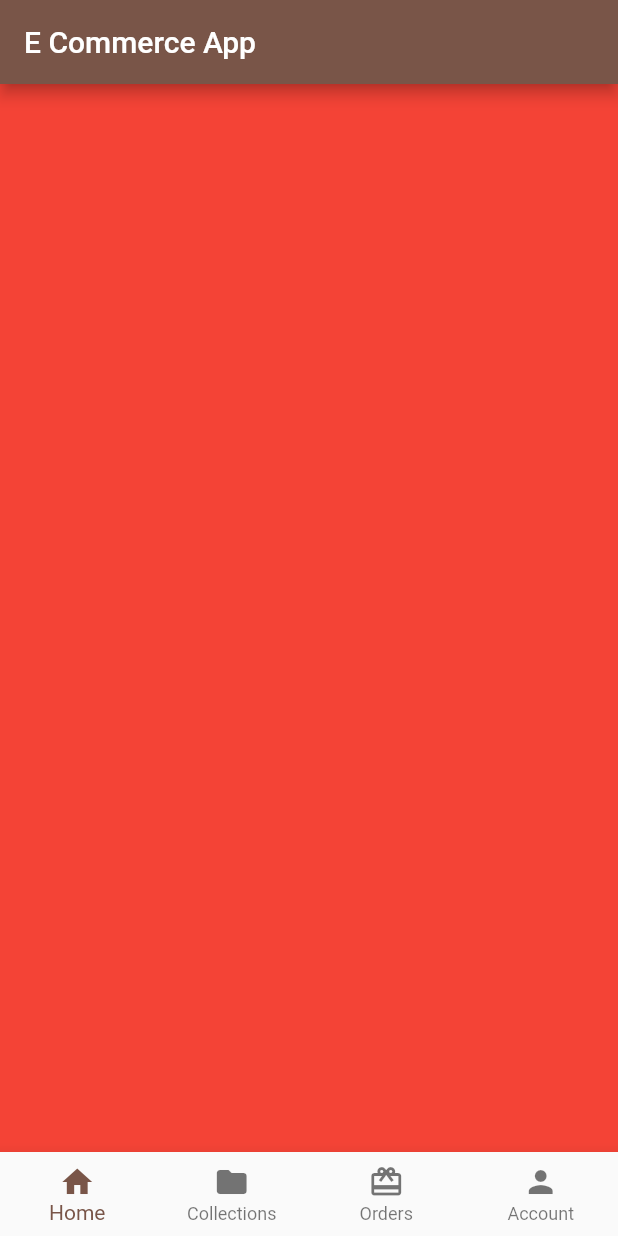
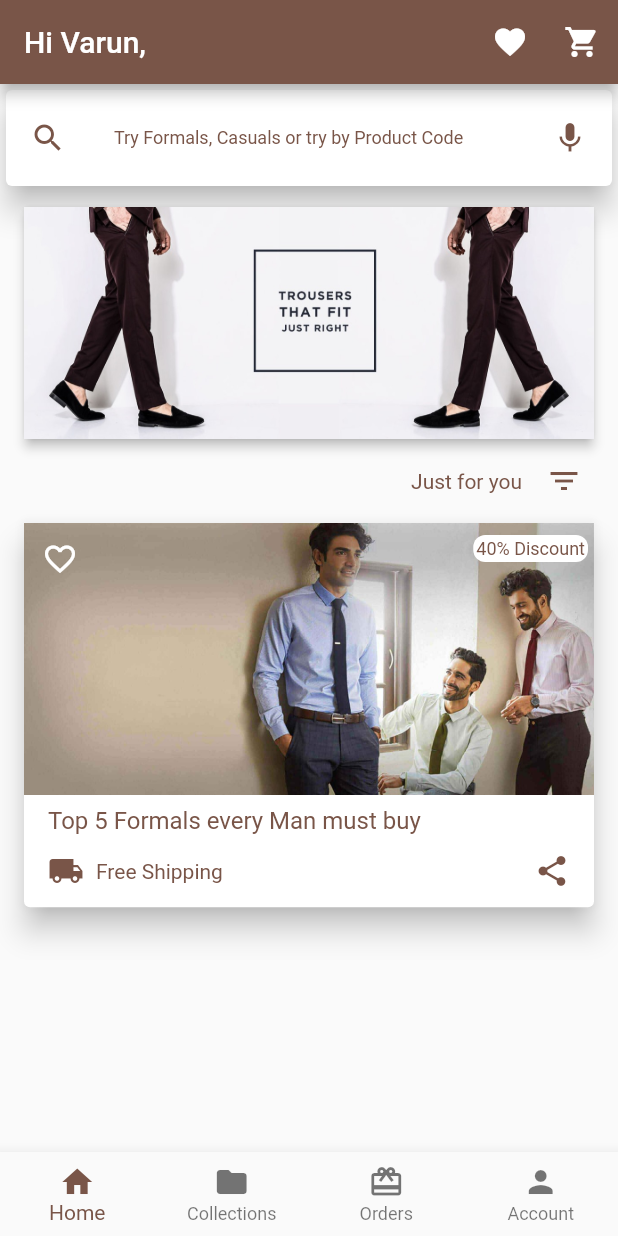
Before and after one commit to TheDecipherer/e-commerce-app, a Flutter app: the HomeScreen screen opened directly, on a phone screen of 412 x 824 dp. Run offline on Flutter 3.47's test engine with Material 2 defaults, Android fonts, the phone set to English and light mode, and no system bars.

Commit message:
Home screen complete

```diff
--- a/lib/main.dart
+++ b/lib/main.dart
@@ -10,7 +10,7 @@ class MyApp extends StatelessWidget {
   Widget build(BuildContext context) {
     return MaterialApp(
       debugShowCheckedModeBanner: false,
-      title: 'ecom',
+      title: 'e-commerce-app',
       theme: ThemeData(
         primarySwatch: Colors.brown,
         accentColor: Colors.white,
--- a/lib/screens/home_screen.dart
+++ b/lib/screens/home_screen.dart
@@ -1,3 +1,4 @@
+import 'package:e_commerce_app/widgets/home_widget.dart';
 import 'package:e_commerce_app/widgets/placeholder_widget.dart';
 import 'package:flutter/material.dart';
 
@@ -9,7 +10,7 @@ class HomeScreen extends StatefulWidget {
 class _HomeScreenState extends State<HomeScreen> {
   int _currentIndex = 0;
   final List<Widget> _children = [
-    PlaceHolderWidget(Colors.red),
+    HomeWidget(),
     PlaceHolderWidget(Colors.blue),
     PlaceHolderWidget(Colors.green),
     PlaceHolderWidget(Colors.yellow),
@@ -25,7 +26,11 @@ class _HomeScreenState extends State<HomeScreen> {
   Widget build(BuildContext context) {
     return Scaffold(
       appBar: AppBar(
-        title: Text('E Commerce App'),
+        title: Text('Hi Varun,'),
+        actions: <Widget>[
+          IconButton(icon: Icon(Icons.favorite), onPressed: () {}),
+          IconButton(icon: Icon(Icons.shopping_cart), onPressed: () {}),
+        ],
       ),
       body: _children[_currentIndex],
       bottomNavigationBar: BottomNavigationBar(
--- a/lib/screens/login_screen.dart
+++ b/lib/screens/login_screen.dart
@@ -22,24 +22,31 @@ class _LoginScreenState extends State<LoginScreen> {
       appBar: AppBar(
         title: Text('E Commerce App'),
       ),
-      body: Center(
+      body: SingleChildScrollView(
+        child: Center(
           child: Column(
+            mainAxisAlignment: MainAxisAlignment.spaceBetween,
+            children: <Widget>[
+              Image.asset('assets/images/logo.png'),
+              Column(
                 mainAxisAlignment: MainAxisAlignment.center,
                 children: <Widget>[
                   Padding(
-              padding: const EdgeInsets.symmetric(horizontal: 30, vertical: 5),
+                    padding:
+                        const EdgeInsets.symmetric(horizontal: 30, vertical: 5),
                     child: CustomTextField(
                       controller: _mobileNumberController,
                       keyboardType: TextInputType.phone,
                       labelText: 'Mobile Number',
-                errorText: _validator ? 'Mobile number cannot be empty' : null,
+                      errorText:
+                          _validator ? 'Mobile number cannot be empty' : null,
                       obscureText: false,
                     ),
                   ),
                   _isMobileNumberGiven
                       ? Padding(
-                    padding:
-                        const EdgeInsets.symmetric(horizontal: 30, vertical: 5),
+                          padding: const EdgeInsets.symmetric(
+                              horizontal: 30, vertical: 5),
                           child: CustomTextField(
                             controller: _otpController,
                             keyboardType: TextInputType.number,
@@ -53,7 +60,8 @@ class _LoginScreenState extends State<LoginScreen> {
                       ? CustomRaisedButton(
                           handler: () {
                             if (_otpController.text == '1111') {
-                        Navigator.of(context).pushReplacement(MaterialPageRoute(
+                              Navigator.of(context).pushReplacement(
+                                  MaterialPageRoute(
                                       builder: (context) => HomeScreen()));
                             } else {
                               setState(() {
@@ -75,6 +83,9 @@ class _LoginScreenState extends State<LoginScreen> {
                         ),
                 ],
               ),
+            ],
+          ),
+        ),
       ),
     );
   }
--- /dev/null
+++ b/lib/widgets/home_screen_card_widget.dart
@@ -0,0 +1,98 @@
+import 'package:flutter/material.dart';
+
+class HomeScreenCardWidget extends StatelessWidget {
+  @override
+  Widget build(BuildContext context) {
+    return Padding(
+      padding: const EdgeInsets.symmetric(horizontal: 12),
+      child: Stack(
+        children: <Widget>[
+          Card(
+            elevation: 8,
+            child: Column(
+              children: <Widget>[
+                Image.asset('assets/images/home_page_2.jpeg'),
+                Align(
+                  alignment: Alignment.centerLeft,
+                  child: Padding(
+                    padding: const EdgeInsets.symmetric(
+                      vertical: 8,
+                      horizontal: 16,
+                    ),
+                    child: Text(
+                      'Top 5 Formals every Man must buy',
+                      style: TextStyle(
+                        color: Theme.of(context).primaryColor,
+                        fontSize: 16,
+                      ),
+                    ),
+                  ),
+                ),
+                Padding(
+                  padding: const EdgeInsets.only(
+                    top: 4,
+                    bottom: 12,
+                    left: 16,
+                  ),
+                  child: Row(
+                    children: <Widget>[
+                      Icon(
+                        Icons.local_shipping,
+                        color: Theme.of(context).primaryColor,
+                      ),
+                      Container(
+                        margin: EdgeInsets.only(left: 8),
+                        child: Text(
+                          'Free Shipping',
+                          style: TextStyle(
+                            color: Theme.of(context).primaryColor,
+                          ),
+                        ),
+                      ),
+                      Spacer(),
+                      Padding(
+                        padding: const EdgeInsets.only(
+                          right: 16,
+                        ),
+                        child: Icon(
+                          Icons.share,
+                          color: Theme.of(context).primaryColor,
+                        ),
+                      ),
+                    ],
+                  ),
+                ),
+              ],
+            ),
+          ),
+          Positioned(
+            top: 12,
+            right: 8,
+            child: Container(
+              padding: EdgeInsets.all(2),
+              decoration: BoxDecoration(
+                borderRadius: BorderRadius.circular(8),
+                color: Theme.of(context).accentColor,
+              ),
+              child: Text(
+                '40% Discount',
+                style: TextStyle(
+                  color: Theme.of(context).primaryColor,
+                  fontSize: 12,
+                ),
+              ),
+            ),
+          ),
+          Positioned(
+            top: 16,
+            left: 16,
+            child: Icon(
+              Icons.favorite_border,
+              color: Theme.of(context).accentColor,
+            ),
+          ),
+        ],
+      ),
+    );
+  }
+}
--- /dev/null
+++ b/lib/widgets/home_widget.dart
@@ -0,0 +1,45 @@
+import 'package:e_commerce_app/widgets/search_card_widget.dart';
+import 'package:flutter/material.dart';
+
+import 'home_screen_card_widget.dart';
+
+class HomeWidget extends StatelessWidget {
+  @override
+  Widget build(BuildContext context) {
+    return ListView(
+      children: <Widget>[
+        SearchCardWidget(),
+        Padding(
+          padding: const EdgeInsets.only(
+            left: 12,
+            right: 12,
+            top: 6,
+          ),
+          child: Card(
+            elevation: 3,
+            child: Image.asset('assets/images/home_page_1.jpeg'),
+          ),
+        ),
+        Padding(
+          padding: const EdgeInsets.symmetric(horizontal: 8),
+          child: ListTile(
+            dense: true,
+            title: Text(
+              'Just for you',
+              textAlign: TextAlign.end,
+              style: TextStyle(
+                color: Theme.of(context).primaryColor,
+                fontSize: 14,
+              ),
+            ),
+            trailing: Icon(
+              Icons.filter_list,
+              color: Theme.of(context).primaryColor,
+            ),
+          ),
+        ),
+        HomeScreenCardWidget(),
+      ],
+    );
+  }
+}
--- /dev/null
+++ b/lib/widgets/search_card_widget.dart
@@ -0,0 +1,48 @@
+import 'package:flutter/material.dart';
+
+class SearchCardWidget extends StatelessWidget {
+  @override
+  Widget build(BuildContext context) {
+    return Card(
+      elevation: 8,
+      child: ListTile(
+        leading: Padding(
+          padding: const EdgeInsets.only(
+            top: 8,
+            bottom: 8,
+            right: 8,
+          ),
+          child: Icon(
+            Icons.search,
+            color: Theme.of(context).primaryColor,
+          ),
+        ),
+        title: TextField(
+          decoration: InputDecoration(
+            labelText: 'Try Formals, Casuals or try by Product Code',
+            labelStyle: TextStyle(
+              color: Theme.of(context).primaryColor,
+              fontSize: 12,
+            ),
+            border: InputBorder.none,
+            focusedBorder: InputBorder.none,
+            enabledBorder: InputBorder.none,
+            errorBorder: InputBorder.none,
+            disabledBorder: InputBorder.none,
+          ),
+        ),
+        trailing: Padding(
+          padding: const EdgeInsets.only(
+            top: 8,
+            bottom: 8,
+            left: 8,
+          ),
+          child: Icon(
+            Icons.mic,
+            color: Theme.of(context).primaryColor,
+          ),
+        ),
+      ),
+    );
+  }
+}
```
Also changed, not shown: assets/images/logo.png (added). Lines whose indentation alone changed are shown as unchanged.
